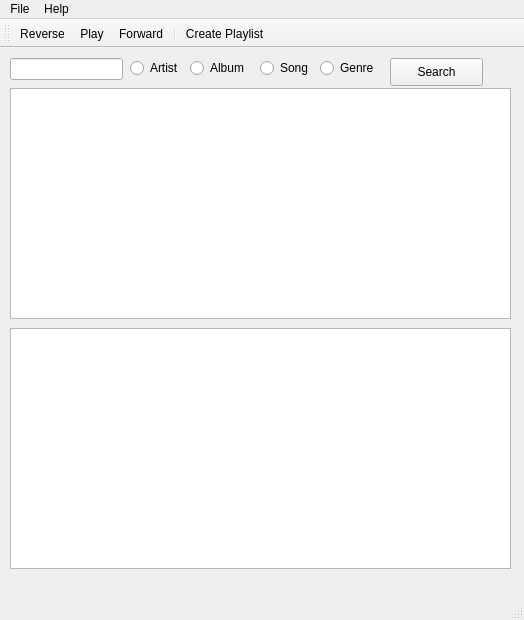
Old version of the form musicDatabase/mainwindow.ui in the repository cole1717/MusicDatabase.
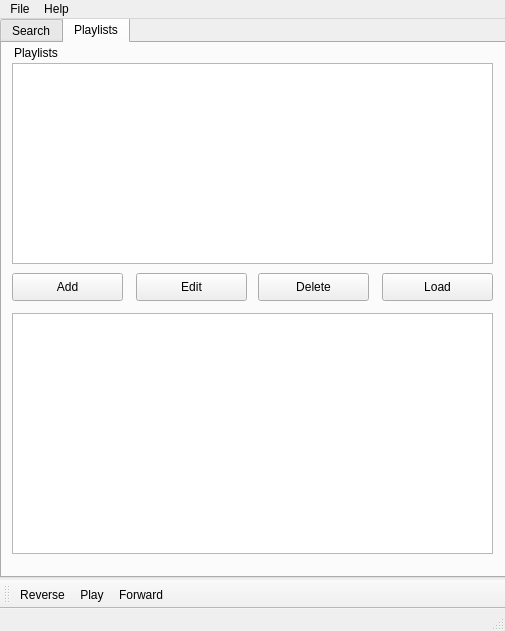
New version of the form. The open tabs and pages were chosen to show the change. Icons and pictures are not drawn.

The edit to the form file:
```diff
--- a/musicDatabase/mainwindow.ui
+++ b/musicDatabase/mainwindow.ui
@@ -6,111 +6,219 @@
    <rect>
     <x>0</x>
     <y>0</y>
-    <width>524</width>
-    <height>620</height>
+    <width>505</width>
+    <height>631</height>
    </rect>
   </property>
   <property name="windowTitle">
    <string>MainWindow</string>
   </property>
   <widget class="QWidget" name="centralWidget">
-   <widget class="QLineEdit" name="searchBox">
+   <widget class="QTabWidget" name="tabWidget">
     <property name="geometry">
      <rect>
-      <x>10</x>
-      <y>10</y>
-      <width>113</width>
-      <height>22</height>
+      <x>0</x>
+      <y>-2</y>
+      <width>531</width>
+      <height>561</height>
      </rect>
     </property>
-    <property name="text">
-     <string/>
+    <property name="currentIndex">
+     <number>0</number>
     </property>
-   </widget>
-   <widget class="QRadioButton" name="artistRadioButton">
-    <property name="geometry">
-     <rect>
-      <x>130</x>
-      <y>10</y>
-      <width>61</width>
-      <height>20</height>
-     </rect>
-    </property>
-    <property name="text">
-     <string>Artist</string>
-    </property>
-   </widget>
-   <widget class="QRadioButton" name="albumRadioButton">
-    <property name="geometry">
-     <rect>
-      <x>190</x>
-      <y>10</y>
-      <width>71</width>
-      <height>20</height>
-     </rect>
-    </property>
-    <property name="text">
-     <string>Album</string>
-    </property>
-   </widget>
-   <widget class="QRadioButton" name="songRadioButton">
-    <property name="geometry">
-     <rect>
-      <x>260</x>
-      <y>10</y>
-      <width>61</width>
-      <height>20</height>
-     </rect>
-    </property>
-    <property name="text">
-     <string>Song</string>
-    </property>
-   </widget>
-   <widget class="QRadioButton" name="genreRadioButton">
-    <property name="geometry">
-     <rect>
-      <x>320</x>
-      <y>10</y>
-      <width>71</width>
-      <height>20</height>
-     </rect>
-    </property>
-    <property name="text">
-     <string>Genre</string>
-    </property>
-   </widget>
-   <widget class="QPushButton" name="searchButton">
-    <property name="geometry">
-     <rect>
-      <x>390</x>
-      <y>10</y>
-      <width>93</width>
-      <height>28</height>
-     </rect>
-    </property>
-    <property name="text">
-     <string>Search</string>
-    </property>
-   </widget>
-   <widget class="QTableView" name="tableView">
-    <property name="geometry">
-     <rect>
-      <x>10</x>
-      <y>40</y>
-      <width>501</width>
-      <height>231</height>
-     </rect>
-    </property>
-   </widget>
-   <widget class="QTableView" name="resultsView">
-    <property name="geometry">
-     <rect>
-      <x>10</x>
-      <y>280</y>
-      <width>501</width>
-      <height>241</height>
-     </rect>
-    </property>
+    <widget class="QWidget" name="Search">
+     <attribute name="title">
+      <string>Search</string>
+     </attribute>
+     <widget class="QPushButton" name="searchButton">
+      <property name="geometry">
+       <rect>
+        <x>380</x>
+        <y>0</y>
+        <width>93</width>
+        <height>28</height>
+       </rect>
+      </property>
+      <property name="text">
+       <string>Search</string>
+      </property>
+     </widget>
+     <widget class="QTableView" name="resultsView">
+      <property name="geometry">
+       <rect>
+        <x>0</x>
+        <y>270</y>
+        <width>501</width>
+        <height>241</height>
+       </rect>
+      </property>
+     </widget>
+     <widget class="QRadioButton" name="songRadioButton">
+      <property name="geometry">
+       <rect>
+        <x>250</x>
+        <y>2</y>
+        <width>61</width>
+        <height>20</height>
+       </rect>
+      </property>
+      <property name="text">
+       <string>Song</string>
+      </property>
+     </widget>
+     <widget class="QRadioButton" name="albumRadioButton">
+      <property name="geometry">
+       <rect>
+        <x>180</x>
+        <y>2</y>
+        <width>71</width>
+        <height>20</height>
+       </rect>
+      </property>
+      <property name="text">
+       <string>Album</string>
+      </property>
+     </widget>
+     <widget class="QTableView" name="tableView">
+      <property name="geometry">
+       <rect>
+        <x>0</x>
+        <y>30</y>
+        <width>501</width>
+        <height>231</height>
+       </rect>
+      </property>
+     </widget>
+     <widget class="QRadioButton" name="artistRadioButton">
+      <property name="geometry">
+       <rect>
+        <x>120</x>
+        <y>2</y>
+        <width>61</width>
+        <height>20</height>
+       </rect>
+      </property>
+      <property name="text">
+       <string>Artist</string>
+      </property>
+     </widget>
+     <widget class="QRadioButton" name="genreRadioButton">
+      <property name="geometry">
+       <rect>
+        <x>310</x>
+        <y>2</y>
+        <width>71</width>
+        <height>20</height>
+       </rect>
+      </property>
+      <property name="text">
+       <string>Genre</string>
+      </property>
+     </widget>
+     <widget class="QLineEdit" name="searchBox">
+      <property name="geometry">
+       <rect>
+        <x>0</x>
+        <y>2</y>
+        <width>113</width>
+        <height>22</height>
+       </rect>
+      </property>
+      <property name="text">
+       <string/>
+      </property>
+     </widget>
+    </widget>
+    <widget class="QWidget" name="Playlists">
+     <attribute name="title">
+      <string>Playlists</string>
+     </attribute>
+     <widget class="QTableView" name="tableView_2">
+      <property name="geometry">
+       <rect>
+        <x>10</x>
+        <y>20</y>
+        <width>481</width>
+        <height>201</height>
+       </rect>
+      </property>
+     </widget>
+     <widget class="QPushButton" name="pushButton">
+      <property name="geometry">
+       <rect>
+        <x>10</x>
+        <y>230</y>
+        <width>111</width>
+        <height>28</height>
+       </rect>
+      </property>
+      <property name="text">
+       <string>Add</string>
+      </property>
+     </widget>
+     <widget class="QPushButton" name="pushButton_2">
+      <property name="geometry">
+       <rect>
+        <x>256</x>
+        <y>230</y>
+        <width>111</width>
+        <height>28</height>
+       </rect>
+      </property>
+      <property name="text">
+       <string>Delete</string>
+      </property>
+     </widget>
+     <widget class="QPushButton" name="pushButton_3">
+      <property name="geometry">
+       <rect>
+        <x>134</x>
+        <y>230</y>
+        <width>111</width>
+        <height>28</height>
+       </rect>
+      </property>
+      <property name="text">
+       <string>Edit</string>
+      </property>
+     </widget>
+     <widget class="QLabel" name="label">
+      <property name="geometry">
+       <rect>
+        <x>12</x>
+        <y>2</y>
+        <width>131</width>
+        <height>16</height>
+       </rect>
+      </property>
+      <property name="text">
+       <string>Playlists</string>
+      </property>
+     </widget>
+     <widget class="QPushButton" name="pushButton_4">
+      <property name="geometry">
+       <rect>
+        <x>380</x>
+        <y>230</y>
+        <width>111</width>
+        <height>28</height>
+       </rect>
+      </property>
+      <property name="text">
+       <string>Load</string>
+      </property>
+     </widget>
+     <widget class="QTableView" name="tableView_3">
+      <property name="geometry">
+       <rect>
+        <x>10</x>
+        <y>270</y>
+        <width>481</width>
+        <height>241</height>
+       </rect>
+      </property>
+     </widget>
+    </widget>
    </widget>
   </widget>
   <widget class="QMenuBar" name="menuBar">
@@ -118,7 +226,7 @@
     <rect>
      <x>0</x>
      <y>0</y>
-     <width>524</width>
+     <width>505</width>
      <height>26</height>
     </rect>
    </property>
@@ -126,9 +234,6 @@
     <property name="title">
      <string>File</string>
     </property>
-    <addaction name="actionNew_playlist"/>
-    <addaction name="actionEdit_playlist"/>
-    <addaction name="actionDelete_playlist"/>
     <addaction name="separator"/>
     <addaction name="actionExit"/>
    </widget>
@@ -143,12 +248,13 @@
    <addaction name="menuFile"/>
    <addaction name="menuHelp"/>
   </widget>
+  <widget class="QStatusBar" name="statusBar"/>
   <widget class="QToolBar" name="mainToolBar">
    <property name="layoutDirection">
     <enum>Qt::LeftToRight</enum>
    </property>
    <attribute name="toolBarArea">
-    <enum>TopToolBarArea</enum>
+    <enum>BottomToolBarArea</enum>
    </attribute>
    <attribute name="toolBarBreak">
     <bool>false</bool>
@@ -156,10 +262,7 @@
    <addaction name="actionReverse"/>
    <addaction name="actionPlay"/>
    <addaction name="actionForward"/>
-   <addaction name="separator"/>
-   <addaction name="actionCreate_Playlist"/>
   </widget>
-  <widget class="QStatusBar" name="statusBar"/>
   <action name="actionNew_playlist">
    <property name="text">
     <string>New playlist</string>
```
